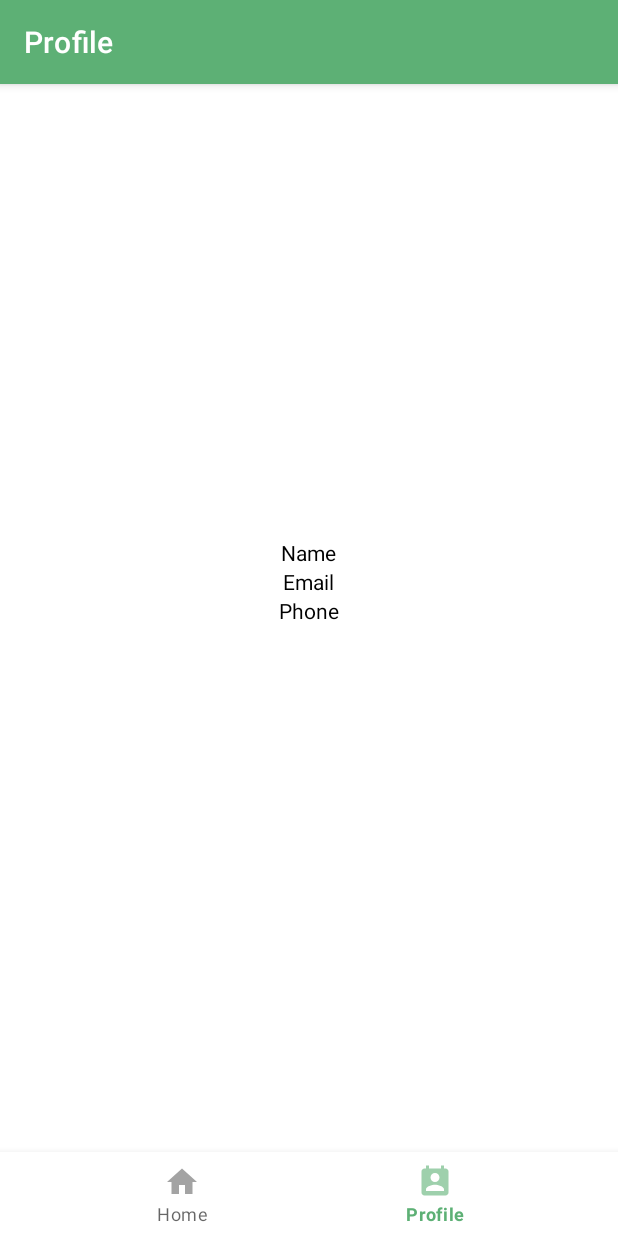
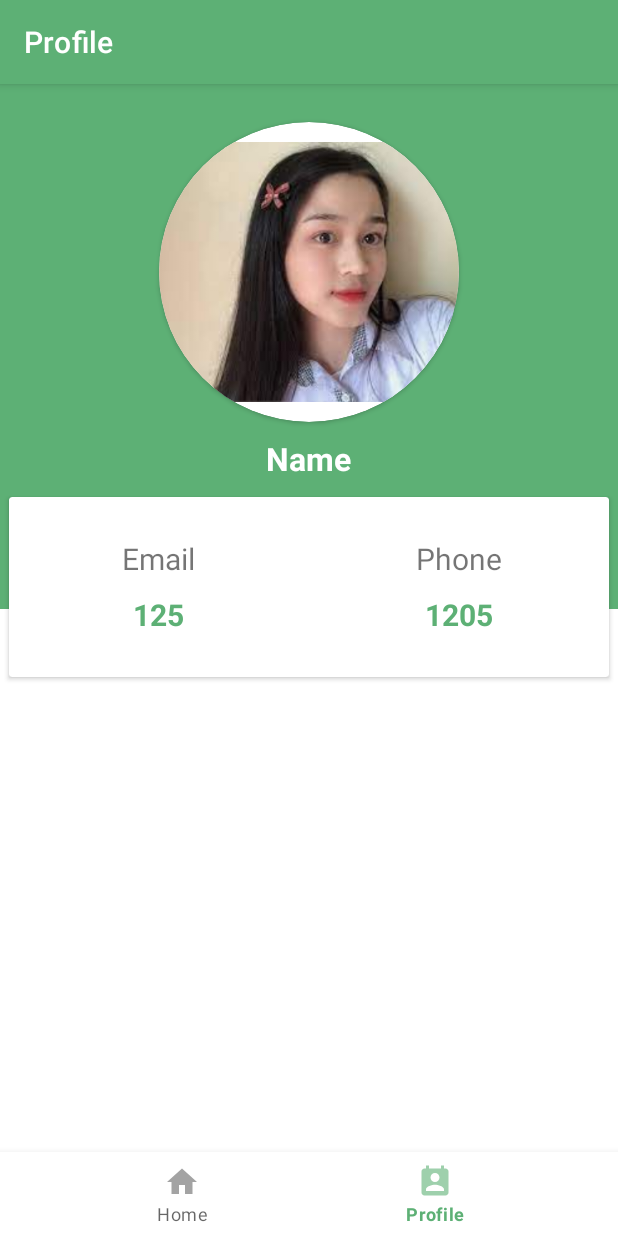
Before and after one commit to newgate1999/PhamTuanAnhTodolist, an Android app: the HomeFragment screen opened directly, with no data from a screen before it, item 2 of the bottom bar chosen, on a phone screen of 412 x 824 dp. Run offline under Robolectric (Android 15) with nearby library versions, the phone set to English and light mode, and no system bars; our stand-ins replace Firebase (no records; nobody signed in at launch, a user with empty details on screens opened directly).

Commit message:
profile and log out

```diff
--- a/app/src/main/java/com/example/phamtuananhtodolist/HomeFragment.java
+++ b/app/src/main/java/com/example/phamtuananhtodolist/HomeFragment.java
@@ -2,16 +2,24 @@ package com.example.phamtuananhtodolist;
 
 import android.app.AlertDialog;
 import android.content.DialogInterface;
+import android.content.Intent;
 import android.content.SharedPreferences;
 import android.graphics.Color;
 import android.os.Build;
 import android.os.Bundle;
 
+import androidx.annotation.NonNull;
+import androidx.annotation.Nullable;
 import androidx.annotation.RequiresApi;
+import androidx.core.view.MenuItemCompat;
 import androidx.fragment.app.Fragment;
 
 import android.preference.PreferenceManager;
+import android.text.TextUtils;
 import android.view.LayoutInflater;
+import android.view.Menu;
+import android.view.MenuInflater;
+import android.view.MenuItem;
 import android.view.View;
 import android.view.ViewGroup;
 import android.widget.AdapterView;
@@ -19,9 +27,12 @@ import android.widget.CheckBox;
 import android.widget.EditText;
 import android.widget.LinearLayout;
 import android.widget.ListView;
+import android.widget.SearchView;
 import android.widget.TextView;
 
 import com.google.android.material.floatingactionbutton.FloatingActionButton;
+import com.google.firebase.auth.FirebaseAuth;
+import com.google.firebase.auth.FirebaseUser;
 
 import org.json.JSONArray;
 import org.json.JSONException;
@@ -41,6 +52,8 @@ public class HomeFragment extends Fragment {
     private FloatingActionButton addButton;
     private FloatingActionButton clearButton;
 
+    FirebaseAuth firebaseAuth;
+
     @Override
     public View onCreateView(LayoutInflater inflater, ViewGroup container,
                              Bundle savedInstanceState) {
@@ -53,6 +66,7 @@ public class HomeFragment extends Fragment {
         addButton = (FloatingActionButton)  view.findViewById(R.id.addButton);
         clearButton = (FloatingActionButton) view.findViewById(R.id.clearButton);
 
+        firebaseAuth = FirebaseAuth.getInstance();
         mtasks = generateData();
         refreshList();
 
@@ -375,4 +389,41 @@ public class HomeFragment extends Fragment {
         editor.putString("myTodoData", jsonArray.toString());
         editor.apply();
     }
+
+
+    private void checkUserStatus() {
+        FirebaseUser user = firebaseAuth.getCurrentUser();
+        if (user != null) {
+        } else {
+            startActivity(new Intent(getActivity(), LoginActivity.class));
+            getActivity().finish();
+        }
+    }
+
+    @Override
+    public void onCreate(@Nullable Bundle savedInstanceState) {
+        super.onCreate(savedInstanceState);
+        setHasOptionsMenu(true);
+    }
+
+    @Override
+    public void onCreateOptionsMenu(Menu menu, MenuInflater inflater) {
+
+        inflater.inflate(R.menu.menu_main, menu);
+
+        super.onCreateOptionsMenu(menu, inflater);
+    }
+
+    @Override
+    public boolean onOptionsItemSelected(@NonNull MenuItem item) {
+
+        int id = item.getItemId();
+        if (id == R.id.actionLogout) {
+            firebaseAuth.signOut();
+            checkUserStatus();
+        }
+
+        return super.onOptionsItemSelected(item);
+    }
+
 }
--- /dev/null
+++ b/app/src/main/res/drawable/buttonstyle.xml
@@ -0,0 +1,9 @@
+<?xml version="1.0" encoding="utf-8"?>
+<shape xmlns:android="http://schemas.android.com/apk/res/android">
+    <solid android:color="#4bb6ef" />
+    <padding android:top="15dp"
+        android:left="15dp"
+        android:right="15dp"
+        android:bottom="15dp" />
+    <corners android:radius="45dp" />
+</shape>
--- /dev/null
+++ b/app/src/main/res/drawable/gradientbackground.xml
@@ -0,0 +1,7 @@
+<?xml version="1.0" encoding="utf-8"?>
+<shape xmlns:android="http://schemas.android.com/apk/res/android">
+    <gradient android:angle="45"
+        android:startColor="@color/green"
+        android:endColor="@color/green"
+        />
+</shape>
--- a/app/src/main/res/layout/activity_register.xml
+++ b/app/src/main/res/layout/activity_register.xml
@@ -11,69 +11,65 @@
     <ImageView
         android:layout_width="match_parent"
         android:layout_height="200dp"
-        android:src="@drawable/register"
-        />
+        android:src="@drawable/register" />
 
     <TextView
         android:layout_width="wrap_content"
         android:layout_height="wrap_content"
         android:text="Register"
-        android:textSize="28sp"/>
+        android:textSize="28sp" />
 
     <EditText
         android:id="@+id/registerName"
         android:layout_width="match_parent"
         android:layout_height="wrap_content"
+        android:layout_marginTop="8dp"
+        android:background="@drawable/bg_edittext"
         android:hint="Name"
+        android:inputType="text"
         android:maxLines="1"
-        android:inputType="text"
-        android:background="@drawable/bg_edittext"
-        android:paddingLeft="8dp"
-        android:layout_marginTop="8dp"
-        />
+        android:paddingLeft="8dp" />
+
     <EditText
         android:id="@+id/registerPhone"
         android:layout_width="match_parent"
         android:layout_height="wrap_content"
+        android:layout_marginTop="8dp"
+        android:background="@drawable/bg_edittext"
         android:hint="Phone"
+        android:inputType="text"
         android:maxLines="1"
-        android:inputType="text"
-        android:background="@drawable/bg_edittext"
-        android:paddingLeft="8dp"
-        android:layout_marginTop="8dp"
-        />
+        android:paddingLeft="8dp" />
+
     <EditText
         android:id="@+id/registerEmail"
         android:layout_width="match_parent"
         android:layout_height="wrap_content"
+        android:layout_marginTop="8dp"
+        android:background="@drawable/bg_edittext"
         android:hint="Email"
+        android:inputType="text"
         android:maxLines="1"
-        android:inputType="text"
-        android:background="@drawable/bg_edittext"
-        android:paddingLeft="8dp"
-        android:layout_marginTop="8dp"
-        />
+        android:paddingLeft="8dp" />
 
 
     <EditText
         android:id="@+id/registerPassword"
         android:layout_width="match_parent"
         android:layout_height="wrap_content"
+        android:layout_marginTop="8dp"
+        android:background="@drawable/bg_edittext"
         android:hint="Password"
+        android:inputType="textPassword"
         android:maxLines="1"
-        android:inputType="textPassword"
-        android:background="@drawable/bg_edittext"
-        android:paddingLeft="8dp"
-        android:layout_marginTop="8dp"
-        />
+        android:paddingLeft="8dp" />
 
     <Button
         android:id="@+id/btnRegister"
         android:layout_width="match_parent"
         android:layout_height="wrap_content"
-        android:text="Register"
         android:layout_marginTop="16dp"
         android:backgroundTint="@color/green"
-        />
+        android:text="Register" />
 
 </LinearLayout>
--- a/app/src/main/res/layout/fragment_profile.xml
+++ b/app/src/main/res/layout/fragment_profile.xml
@@ -1,44 +1,100 @@
 <?xml version="1.0" encoding="utf-8"?>
-<FrameLayout xmlns:android="http://schemas.android.com/apk/res/android"
+<LinearLayout xmlns:android="http://schemas.android.com/apk/res/android"
+    xmlns:app="http://schemas.android.com/apk/res-auto"
     xmlns:tools="http://schemas.android.com/tools"
     android:layout_width="match_parent"
     android:layout_height="match_parent"
-    tools:context=".ProfileFragment">
+    tools:context=".ProfileFragment"
+    android:background="@color/white"
+    android:orientation="vertical">
+    <RelativeLayout
+        android:layout_width="match_parent"
+        android:layout_height="405dp">
+        <LinearLayout
+            android:background="@drawable/gradientbackground"
+            android:layout_width="match_parent"
+            android:layout_height="350dp"
+            android:orientation="vertical">
+            <androidx.cardview.widget.CardView
+                android:layout_width="200dp"
+                android:layout_height="200dp"
+                app:cardCornerRadius="200dp"
+                android:layout_gravity="center_horizontal"
+                android:layout_marginTop="25dp"
+                >
+                <ImageView
+                    android:layout_width="match_parent"
+                    android:layout_height="match_parent"
+                    android:src="@drawable/anh1"
+                    />
 
-    <LinearLayout
-        android:layout_width="wrap_content"
-        android:layout_height="300dp"
-        android:orientation="vertical"
-        android:layout_gravity="center"
-        android:gravity="center"
-        >
-
+            </androidx.cardview.widget.CardView>
             <TextView
                 android:id="@+id/textViewName"
+                android:layout_marginTop="10dp"
+                android:layout_gravity="center_horizontal"
                 android:layout_width="wrap_content"
                 android:layout_height="wrap_content"
                 android:text="Name"
-            android:textColor="@color/black"
-            android:layout_marginTop="16dp"
+                android:textColor="#fff"
+                android:textStyle="bold"
+                android:textSize="21sp"/>
+        </LinearLayout>
+        <androidx.cardview.widget.CardView
+            android:layout_width="400dp"
+            android:layout_height="120dp"
+            android:layout_centerHorizontal="true"
+            android:layout_marginTop="275dp">
+            <LinearLayout
+                android:layout_width="match_parent"
+                android:layout_height="match_parent"
+                android:orientation="horizontal"
+                android:weightSum="2">
+                <LinearLayout
+                    android:gravity="center"
+                    android:orientation="vertical"
+                    android:layout_width="0dp"
+                    android:layout_weight="1"
+                    android:layout_height="match_parent">
+                    <TextView
+                        android:layout_width="wrap_content"
+                        android:layout_height="wrap_content"
+                        android:text="Email"
+                        android:textSize="20sp"
                         />
-
                     <TextView
                         android:id="@+id/textViewEmail"
                         android:layout_width="wrap_content"
                         android:layout_height="wrap_content"
-            android:text="Email"
-            android:textColor="@color/black"
+                        android:text="125"
+                        android:textStyle="bold"
+                        android:textSize="20sp"
+                        android:paddingTop="10dp"
+                        android:textColor="@color/green"/>
+                </LinearLayout>
+                <LinearLayout
+                    android:gravity="center"
+                    android:orientation="vertical"
+                    android:layout_width="0dp"
+                    android:layout_weight="1"
+                    android:layout_height="match_parent">
+                    <TextView
+                        android:layout_width="wrap_content"
+                        android:layout_height="wrap_content"
+                        android:text="Phone"
+                        android:textSize="20sp"
                         />
-
                     <TextView
                         android:id="@+id/textViewPhone"
                         android:layout_width="wrap_content"
                         android:layout_height="wrap_content"
-            android:text="Phone"
-            android:textColor="@color/black"
-            android:layout_marginBottom="64dp"
-            />
-
+                        android:text="1205"
+                        android:textStyle="bold"
+                        android:textSize="20sp"
+                        android:paddingTop="10dp"
+                        android:textColor="@color/green"/>
                 </LinearLayout>
-
-</FrameLayout>
+            </LinearLayout>
+        </androidx.cardview.widget.CardView>
+    </RelativeLayout>
+</LinearLayout>
```
Also changed, not shown: app/src/main/res/drawable/anh1.jpeg (added). Lines whose indentation alone changed are shown as unchanged.
